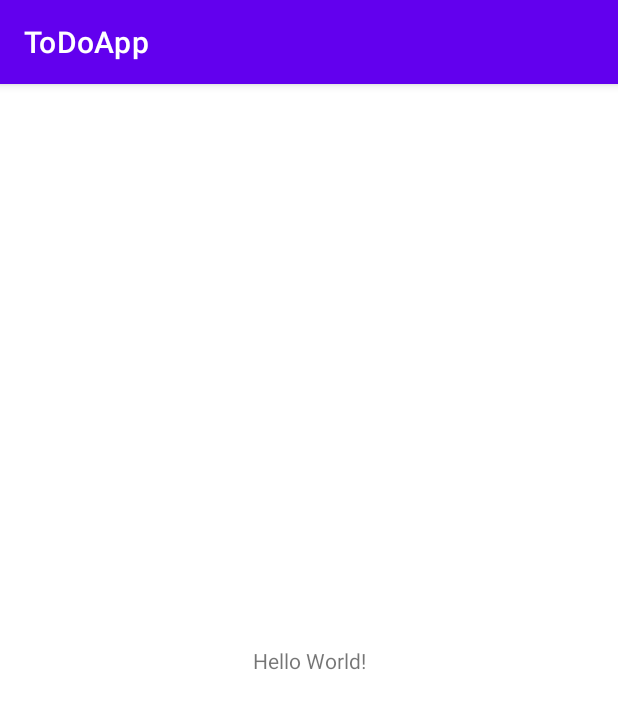
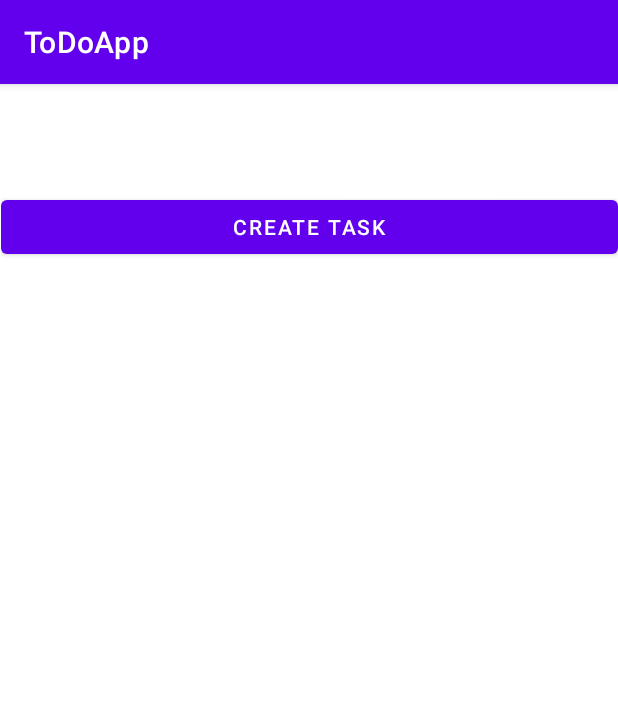
Before and after one commit to Ch4aTeR/ToDoApp, an Android app: the screen it shows after launch (MainActivity), on a phone screen of 412 x 824 dp. Shown: the top 709 px of the screen. Run offline under Robolectric (Android 15) with nearby library versions, the phone set to English and light mode, and no system bars.

Commit message:
Completed Layout and design

```diff
--- a/app/src/main/AndroidManifest.xml
+++ b/app/src/main/AndroidManifest.xml
@@ -12,6 +12,9 @@
         android:theme="@style/Theme.ToDoApp"
         tools:targetApi="31">
         <activity
+            android:name=".CRUDView"
+            android:exported="false" />
+        <activity
             android:name=".MainActivity"
             android:exported="true">
             <intent-filter>
--- a/app/src/main/res/layout/activity_main.xml
+++ b/app/src/main/res/layout/activity_main.xml
@@ -6,13 +6,44 @@
     android:layout_height="match_parent"
     tools:context=".MainActivity">
 
-    <TextView
-        android:layout_width="wrap_content"
-        android:layout_height="wrap_content"
-        android:text="Hello World!"
+    <LinearLayout
+        android:layout_width="411dp"
+        android:layout_height="72dp"
+        android:orientation="horizontal"
+        app:layout_constraintBottom_toTopOf="@+id/scrollView2"
+        app:layout_constraintEnd_toEndOf="parent"
+        app:layout_constraintHorizontal_bias="1.0"
+        app:layout_constraintStart_toStartOf="parent"
+        app:layout_constraintTop_toTopOf="parent">
+
+        <Button
+            android:id="@+id/createTaskButton"
+            android:layout_width="wrap_content"
+            android:layout_height="wrap_content"
+            android:layout_weight="1"
+            android:text="Create Task" />
+    </LinearLayout>
+
+    <ScrollView
+        android:id="@+id/scrollView2"
+        android:layout_width="408dp"
+        android:layout_height="522dp"
+        android:layout_marginBottom="32dp"
         app:layout_constraintBottom_toBottomOf="parent"
         app:layout_constraintEnd_toEndOf="parent"
-        app:layout_constraintStart_toStartOf="parent"
-        app:layout_constraintTop_toTopOf="parent" />
+        app:layout_constraintHorizontal_bias="1.0"
+        app:layout_constraintStart_toStartOf="parent">
+
+        <LinearLayout
+            android:layout_width="match_parent"
+            android:layout_height="wrap_content"
+            android:orientation="vertical">
+
+            <ListView
+                android:id="@+id/taksList"
+                android:layout_width="match_parent"
+                android:layout_height="match_parent" />
+        </LinearLayout>
+    </ScrollView>
 
 </androidx.constraintlayout.widget.ConstraintLayout>
```
Also changed, not shown: app/src/main/java/com/example/todoapp/CRUDView.java (added, +14 -0 lines), app/src/main/res/layout/activity_crudview.xml (added, +65 -0 lines).
